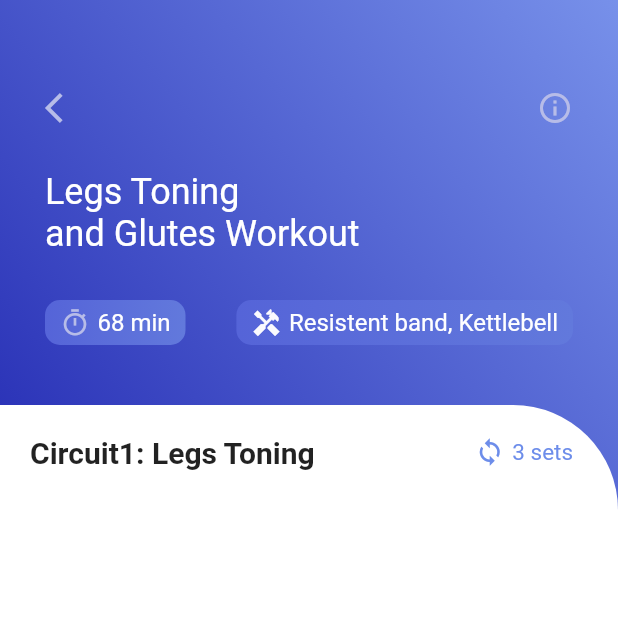
After one commit to yousufCse/video_player-_app, a Flutter app: the screen it shows after launch, after a tap on the "arrow forward" icon, on a phone screen of 412 x 824 dp, the top half of it. The commit adds this screen. Run offline on Flutter 3.47's test engine with Material 2 defaults, Android fonts, the phone set to English and light mode, and no system bars; our stand-ins replace get.

Commit message:
Create details page

```diff
--- a/json/videoinfo.json
+++ b/json/videoinfo.json
@@ -2,26 +2,25 @@
   {
     "title": "Squat and Walk",
     "time": "45 seconds",
-    "thumbnail": "embed/squat1.jpg",
+    "thumbnail": "assets/images/squat1.jpg",
     "videoUrl": "http://db.bslmeiyu.com/uploads/uploads/video/2021/08/21/1-%20Introduction.mp4"
   },
   {
     "title": "Plie Squat and Heel Raises",
     "time": "55 seconds",
-    "thumbnail": "embed/squat2.jpg",
+    "thumbnail": "assets/images/squat2.jpg",
     "videoUrl": "https://img.bslmeiyu.com/uploads/20170706/The%20Bananas%20Song%20%20Counting%20Bananas%20%20Super%20Simple%20Songs.mp4"
   },
   {
     "title": "Squat Kickback",
     "time": "60 seconds",
-    "thumbnail": "embed/squat3.jpg",
+    "thumbnail": "assets/images/squat3.jpg",
     "videoUrl": "https://flutter.github.io/assets-for-api-docs/assets/videos/butterfly.mp4"
   },
   {
     "title": "Squat with Side Leg Lift",
     "time": "120 seconds",
-    "thumbnail": "embed/squat4.jpg",
+    "thumbnail": "assets/images/squat4.jpg",
     "videoUrl": "https://flutter.github.io/assets-for-api-docs/assets/videos/butterfly.mp4"
   }
-
 ]
--- a/lib/features/home/pages/home_page.dart
+++ b/lib/features/home/pages/home_page.dart
@@ -2,7 +2,9 @@ import 'dart:convert';
 
 import 'package:flutter/material.dart';
 import 'package:flutter/services.dart';
+import 'package:get/get.dart';
 import 'package:video_player_app/core/uitls/colors.dart';
+import 'package:video_player_app/features/video_info/pages/video_info_page.dart';
 
 class HomePage extends StatefulWidget {
   const HomePage({Key? key}) : super(key: key);
@@ -90,10 +92,15 @@ class _HomePageState extends State<HomePage> {
                     ),
                   ),
                   SizedBox(width: 5),
-                  Icon(
-                    Icons.arrow_forward,
-                    size: 20,
-                    color: AppColor.homePageIcons,
+                  InkWell(
+                    onTap: () {
+                      Get.to(() => const VideoInfoPage());
+                    },
+                    child: Icon(
+                      Icons.arrow_forward,
+                      size: 20,
+                      color: AppColor.homePageIcons,
+                    ),
                   )
                 ],
               ),
--- /dev/null
+++ b/lib/features/video_info/pages/video_info_page.dart
@@ -0,0 +1,203 @@
+import 'dart:convert';
+
+import 'package:flutter/material.dart';
+import 'package:flutter/services.dart';
+import 'package:get/get.dart';
+import 'package:video_player_app/core/uitls/colors.dart';
+
+class VideoInfoPage extends StatefulWidget {
+  const VideoInfoPage({Key? key}) : super(key: key);
+
+  @override
+  _VideoInfoPageState createState() => _VideoInfoPageState();
+}
+
+class _VideoInfoPageState extends State<VideoInfoPage> {
+  List videoInfo = [];
+
+  _init() async {
+    final data = await rootBundle.loadString('json/videoinfo.json');
+    final s = await jsonDecode(data);
+
+    setState(() {
+      videoInfo = s;
+    });
+  }
+
+  @override
+  void initState() {
+    super.initState();
+  }
+
+  @override
+  Widget build(BuildContext context) {
+    return Scaffold(
+      body: Container(
+        decoration: BoxDecoration(
+          gradient: LinearGradient(
+            colors: [
+              AppColor.gradientFirst.withOpacity(0.9),
+              AppColor.gradientSecond.withOpacity(0.9)
+            ],
+            begin: FractionalOffset(0.0, 0.4),
+            end: Alignment.topRight,
+          ),
+        ),
+        child: Column(
+          children: [
+            // First Section
+            Container(
+              width: MediaQuery.of(context).size.width,
+              height: 270,
+              padding: EdgeInsets.only(top: 60, left: 30, right: 30),
+              child: Column(
+                crossAxisAlignment: CrossAxisAlignment.start,
+                children: [
+                  Row(
+                    mainAxisAlignment: MainAxisAlignment.spaceBetween,
+                    children: [
+                      InkWell(
+                        onTap: () {
+                          Get.back();
+                        },
+                        child: Icon(
+                          Icons.arrow_back_ios,
+                          size: 24,
+                          color: AppColor.secondPageTopIconColor,
+                        ),
+                      ),
+                      Icon(
+                        Icons.info_outline,
+                        size: 24,
+                        color: AppColor.secondPageTopIconColor,
+                      )
+                    ],
+                  ),
+                  SizedBox(height: 30),
+                  RichText(
+                    textAlign: TextAlign.start,
+                    text: TextSpan(
+                        text: 'Legs Toning\n',
+                        style: TextStyle(
+                          fontSize: 24,
+                          fontWeight: FontWeight.w400,
+                        ),
+                        children: [TextSpan(text: 'and Glutes Workout')]),
+                  ),
+                  SizedBox(height: 30),
+                  Row(
+                    mainAxisAlignment: MainAxisAlignment.spaceBetween,
+                    children: [
+                      Container(
+                        padding:
+                            EdgeInsets.symmetric(vertical: 5, horizontal: 10),
+                        decoration: BoxDecoration(
+                          gradient: LinearGradient(colors: [
+                            AppColor.secondPageContainerGradient1stColor,
+                            AppColor.secondPageContainerGradient2ndColor
+                          ]),
+                          borderRadius: BorderRadius.circular(10),
+                        ),
+                        child: Row(
+                          children: [
+                            Icon(
+                              Icons.timer_sharp,
+                              size: 20,
+                              color: AppColor.secondPageTopIconColor,
+                            ),
+                            SizedBox(width: 5),
+                            Text(
+                              '68 min',
+                              style: TextStyle(
+                                color: AppColor.secondPageTitleColor,
+                                fontSize: 16,
+                              ),
+                            )
+                          ],
+                        ),
+                      ),
+                      Container(
+                        decoration: BoxDecoration(
+                          borderRadius: BorderRadius.circular(10),
+                          gradient: LinearGradient(colors: [
+                            AppColor.secondPageContainerGradient1stColor,
+                            AppColor.secondPageContainerGradient2ndColor
+                          ]),
+                        ),
+                        padding:
+                            EdgeInsets.symmetric(vertical: 5, horizontal: 10),
+                        child: Row(
+                          children: [
+                            Icon(
+                              Icons.handyman_sharp,
+                              size: 20,
+                              color: AppColor.secondPageIconColor,
+                            ),
+                            SizedBox(width: 5),
+                            Text(
+                              'Resistent band, Kettlebell',
+                              style: TextStyle(
+                                  color: AppColor.secondPageTitleColor,
+                                  fontSize: 16),
+                            )
+                          ],
+                        ),
+                      ),
+                    ],
+                  ),
+                ],
+              ),
+            ),
+
+            // Second Section
+
+            Expanded(
+              child: Container(
+                padding: EdgeInsets.only(top: 20, left: 20, right: 30),
+                decoration: BoxDecoration(
+                  color: Colors.white,
+                  borderRadius: BorderRadius.only(
+                    topRight: Radius.circular(70),
+                  ),
+                ),
+                child: Column(
+                  children: [
+                    Row(
+                      mainAxisAlignment: MainAxisAlignment.spaceBetween,
+                      children: [
+                        Text(
+                          'Circuit1: Legs Toning',
+                          style: TextStyle(
+                            fontSize: 20,
+                            fontWeight: FontWeight.bold,
+                          ),
+                        ),
+                        Row(
+                          children: [
+                            Icon(
+                              Icons.loop,
+                              size: 20,
+                              color: AppColor.loopColor,
+                            ),
+                            SizedBox(width: 5),
+                            Text(
+                              '3 sets',
+                              style: TextStyle(
+                                  color: AppColor.loopColor, fontSize: 15),
+                            )
+                          ],
+                        ),
+                      ],
+                    ),
+                    // ListView
+                    // ListView()
+                  ],
+                ),
+              ),
+            ),
+          ],
+        ),
+      ),
+    );
+  }
+}
--- a/lib/main.dart
+++ b/lib/main.dart
@@ -1,5 +1,7 @@
 import 'package:flutter/material.dart';
+import 'package:get/get.dart';
 import 'package:video_player_app/features/home/pages/home_page.dart';
+import 'package:video_player_app/features/video_info/pages/video_info_page.dart';
 
 void main() {
   runApp(const MyApp());
@@ -11,7 +13,7 @@ class MyApp extends StatelessWidget {
   // This widget is the root of your application.
   @override
   Widget build(BuildContext context) {
-    return MaterialApp(
+    return GetMaterialApp(
       title: 'Flutter Demo',
       debugShowCheckedModeBanner: false,
       theme: ThemeData(primarySwatch: Colors.blue),
--- a/pubspec.yaml
+++ b/pubspec.yaml
@@ -34,6 +34,7 @@ dependencies:
   # The following adds the Cupertino Icons font to your application.
   # Use with the CupertinoIcons class for iOS style icons.
   cupertino_icons: ^1.0.2
+  get:
 
 dev_dependencies:
   flutter_test:
```
Also changed, not shown: pubspec.lock.
